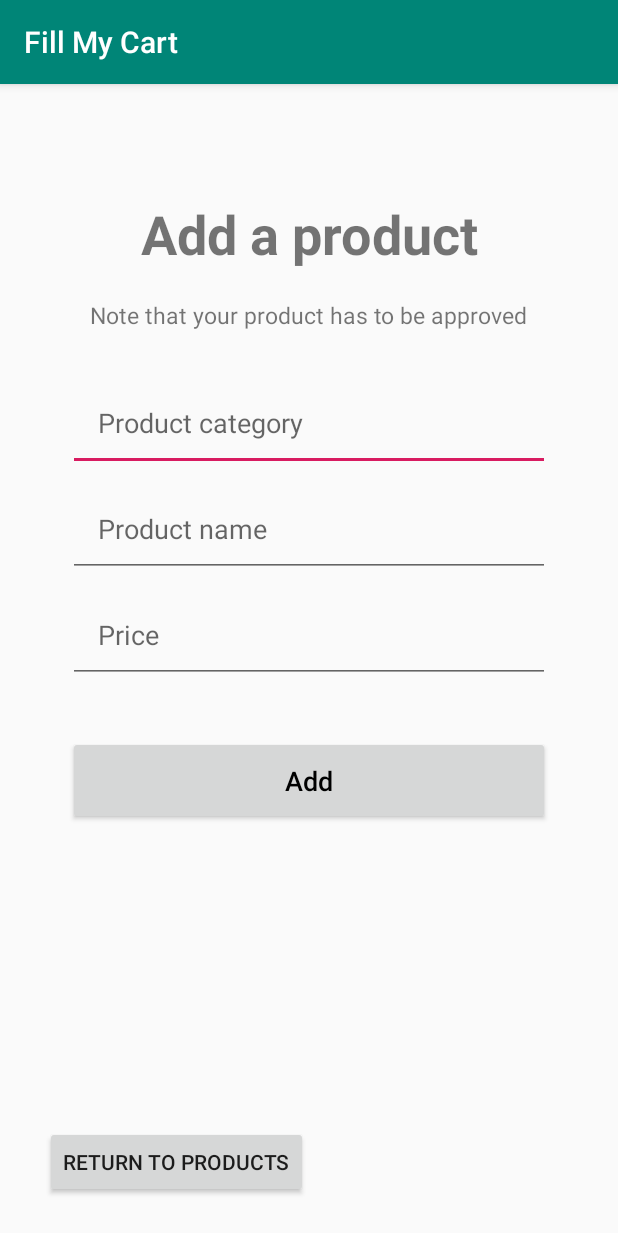
After one commit to annty2/FillMyCart, an Android app: the UserAddProduct screen opened directly, with no data from a screen before it, on a phone screen of 412 x 824 dp. The commit adds this screen. Shown: the top 1233 px of the screen. Run offline under Robolectric (Android 15) with nearby library versions, the phone set to English and light mode, and no system bars; our stand-ins replace Firebase (no records; nobody signed in at launch, a user with empty details on screens opened directly); libraries missing offline, so code that uses them is left out: com.firebase.client; 1 statement that could not run was skipped.

Commit message:
Add a product to the pending products in firebase

```diff
--- a/app/src/main/AndroidManifest.xml
+++ b/app/src/main/AndroidManifest.xml
@@ -9,6 +9,7 @@
         android:roundIcon="@mipmap/ic_launcher_round"
         android:supportsRtl="true"
         android:theme="@style/AppTheme">
+        <activity android:name=".UserAddProduct"></activity>
         <activity android:name=".CartListActivity" />
         <activity android:name=".CustomerActivity" />
         <activity android:name=".ProductsActivity" />
--- /dev/null
+++ b/app/src/main/java/com/example/fillmycart/UserAddProduct.java
@@ -0,0 +1,86 @@
+package com.example.fillmycart;
+
+import android.content.Intent;
+import android.support.v7.app.AppCompatActivity;
+import android.os.Bundle;
+import android.view.View;
+import android.widget.Button;
+import android.widget.EditText;
+import android.widget.Toast;
+
+import com.firebase.client.Firebase;
+import com.google.android.gms.tasks.OnFailureListener;
+import com.google.android.gms.tasks.OnSuccessListener;
+import com.google.firebase.database.DatabaseReference;
+import com.google.firebase.database.FirebaseDatabase;
+
+public class UserAddProduct extends AppCompatActivity {
+
+    EditText categoryEditText, productEditText, priceEditText;
+    Button addButton, returnToProducts;
+
+    private FirebaseDatabase mFirebaseDatabase;
+    private DatabaseReference myRef;
+
+    @Override
+    protected void onCreate(Bundle savedInstanceState) {
+        super.onCreate(savedInstanceState);
+        setContentView(R.layout.activity_user_add_product);
+
+        categoryEditText= (EditText)findViewById(R.id.category_name);
+        productEditText= (EditText)findViewById(R.id.product_name);
+        priceEditText= (EditText)findViewById(R.id.product_price);
+        addButton= (Button) findViewById(R.id.addButton);
+        returnToProducts=(Button) findViewById(R.id.returnButton);
+
+        Firebase.setAndroidContext(this);
+        mFirebaseDatabase= FirebaseDatabase.getInstance();
+
+        returnToProducts.setOnClickListener(new View.OnClickListener() {
+            @Override
+            public void onClick(View view) {
+                Intent intent = new Intent(UserAddProduct.this , ProductsActivity.class);
+                startActivity(intent);
+            }
+        });
+
+    }
+
+    //when add is pressed, add the product by category
+    public void insert (View v){
+        Toast.makeText(UserAddProduct.this, "Add button pressed",Toast.LENGTH_SHORT).show();
+
+        //check if one of the fields is empty' if it is send a toast
+        if(categoryEditText.getText().toString().equals(""))
+            Toast.makeText(UserAddProduct.this, "Category is null!",
+                    Toast.LENGTH_LONG).show();
+        else if(productEditText.getText().toString().equals(""))
+            Toast.makeText(UserAddProduct.this, "Product name is null!",
+                    Toast.LENGTH_LONG).show();
+        else if(priceEditText.getText().toString().equals(""))
+            Toast.makeText(UserAddProduct.this, "Price is null!",
+                    Toast.LENGTH_LONG).show();
+
+        else {
+            //add to firebase
+            myRef = FirebaseDatabase.getInstance().getReference().child("Pending").child("Products").child(categoryEditText.getText().toString())
+                    .child(productEditText.getText().toString());
+            myRef.child("Price").setValue(priceEditText.getText().toString())
+                    .addOnSuccessListener(new OnSuccessListener<Void>() {
+                        @Override
+                        public void onSuccess(Void aVoid) {
+                            Toast.makeText(UserAddProduct.this,"Item added! Item will be confirmed soon!",
+                                    Toast.LENGTH_LONG).show();
+                        }
+                    })
+                    .addOnFailureListener(new OnFailureListener() {
+                        @Override
+                        public void onFailure(Exception e) {
+                            Toast.makeText(UserAddProduct.this,"Failed adding item",
+                                    Toast.LENGTH_LONG).show();
+                        }
+                    });
+        }
+    }
+
+}
--- /dev/null
+++ b/app/src/main/res/layout/activity_user_add_product.xml
@@ -0,0 +1,95 @@
+<?xml version="1.0" encoding="utf-8"?>
+<RelativeLayout xmlns:android="http://schemas.android.com/apk/res/android"
+    xmlns:app="http://schemas.android.com/apk/res-auto"
+    xmlns:tools="http://schemas.android.com/tools"
+    android:layout_width="match_parent"
+    android:layout_height="match_parent"
+    tools:context=".UserAddProduct">
+
+    <TextView
+        android:id="@+id/addTheItem"
+        android:layout_width="341dp"
+        android:layout_height="68dp"
+        android:layout_centerHorizontal="true"
+        android:layout_marginTop="75dp"
+        android:cropToPadding="false"
+        android:scaleType="centerCrop"
+        android:text="Add a product"
+        android:textAlignment="center"
+        android:textSize="36sp"
+        android:textStyle="bold" />
+    <EditText
+        android:id="@+id/category_name"
+        android:layout_width="match_parent"
+        android:layout_height="wrap_content"
+        android:layout_below="@+id/addTheItem"
+        android:inputType="textMultiLine"
+        android:layout_marginTop="50dp"
+        android:padding="20dp"
+        android:hint="Product category"
+        android:layout_marginLeft="45dp"
+        android:layout_marginRight="45dp"/>
+
+
+    <EditText
+        android:id="@+id/product_name"
+        android:layout_width="match_parent"
+        android:layout_height="wrap_content"
+        android:layout_below="@+id/category_name"
+        android:inputType="textMultiLine"
+        android:layout_marginTop="6dp"
+        android:padding="20dp"
+        android:hint="Product name"
+        android:layout_marginLeft="45dp"
+        android:layout_marginRight="45dp"/>
+
+
+    <EditText
+        android:id="@+id/product_price"
+        android:layout_width="match_parent"
+        android:layout_height="wrap_content"
+        android:layout_below="@+id/product_name"
+        android:inputType="number"
+        android:layout_marginTop="6dp"
+        android:padding="20dp"
+        android:hint="Price"
+
+        android:layout_marginLeft="45dp"
+        android:layout_marginRight="45dp"/>
+
+
+    <Button
+        android:id="@+id/add_new_product"
+        android:layout_width="match_parent"
+        android:layout_height="wrap_content"
+        android:layout_below="@+id/product_price"
+        android:layout_marginLeft="45dp"
+        android:layout_marginTop="35dp"
+        android:layout_marginRight="45dp"
+        android:onClick="insert"
+        android:padding="17dp"
+        android:text="Add"
+        android:textAllCaps="false"
+        android:textColor="@android:color/background_dark"
+        android:textSize="18sp" />
+
+    <Button
+        android:id="@+id/returnButton"
+        android:layout_width="wrap_content"
+        android:layout_height="wrap_content"
+        android:layout_alignParentBottom="true"
+        android:layout_marginLeft="30dp"
+        android:layout_marginBottom="25dp"
+        android:text="Return to Products" />
+
+    <TextView
+        android:layout_width="wrap_content"
+        android:layout_height="wrap_content"
+        android:layout_below="@+id/addTheItem"
+        android:text="Note that your product has to be approved"
+        android:textSize="15dp"
+        android:layout_centerHorizontal="true"/>
+
+
+
+</RelativeLayout>
```
Also changed, not shown: app/src/main/java/com/example/fillmycart/MangerActionActivity.java (+8 -0 lines), app/src/main/java/com/example/fillmycart/ProductsActivity.java (+20 -0 lines), app/src/main/res/layout/activity_products.xml (+11 -2 lines).
